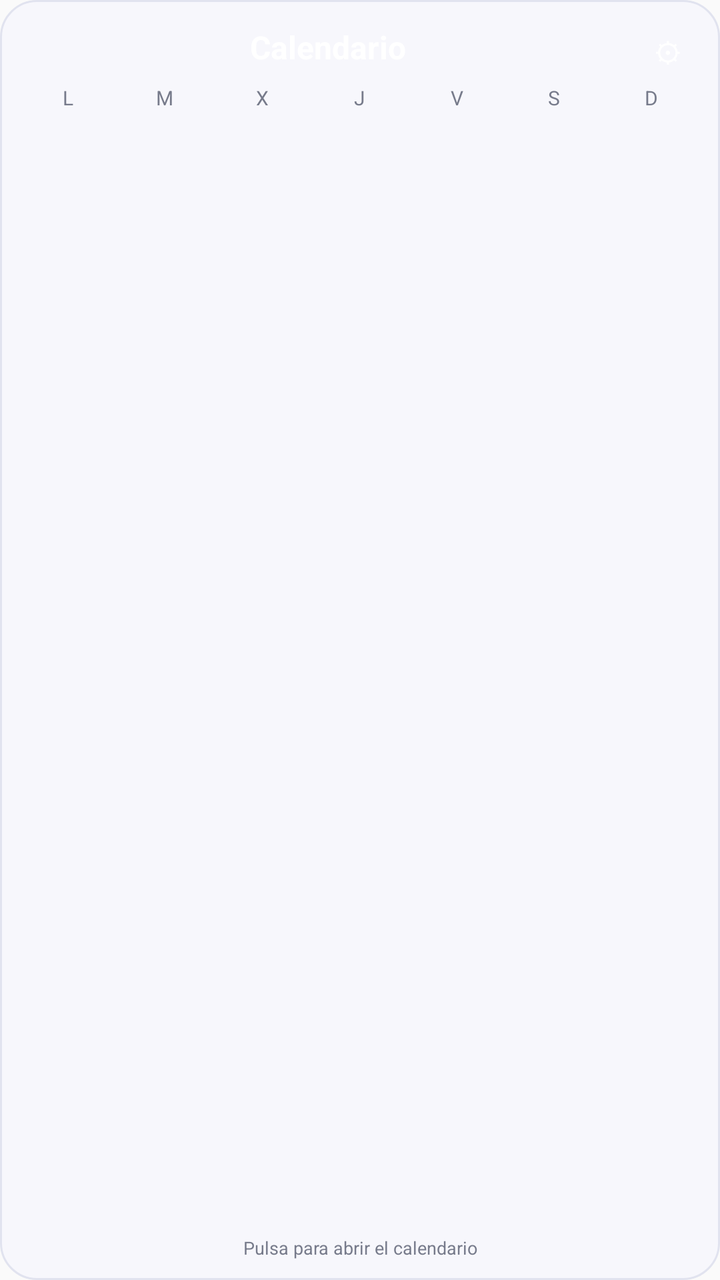
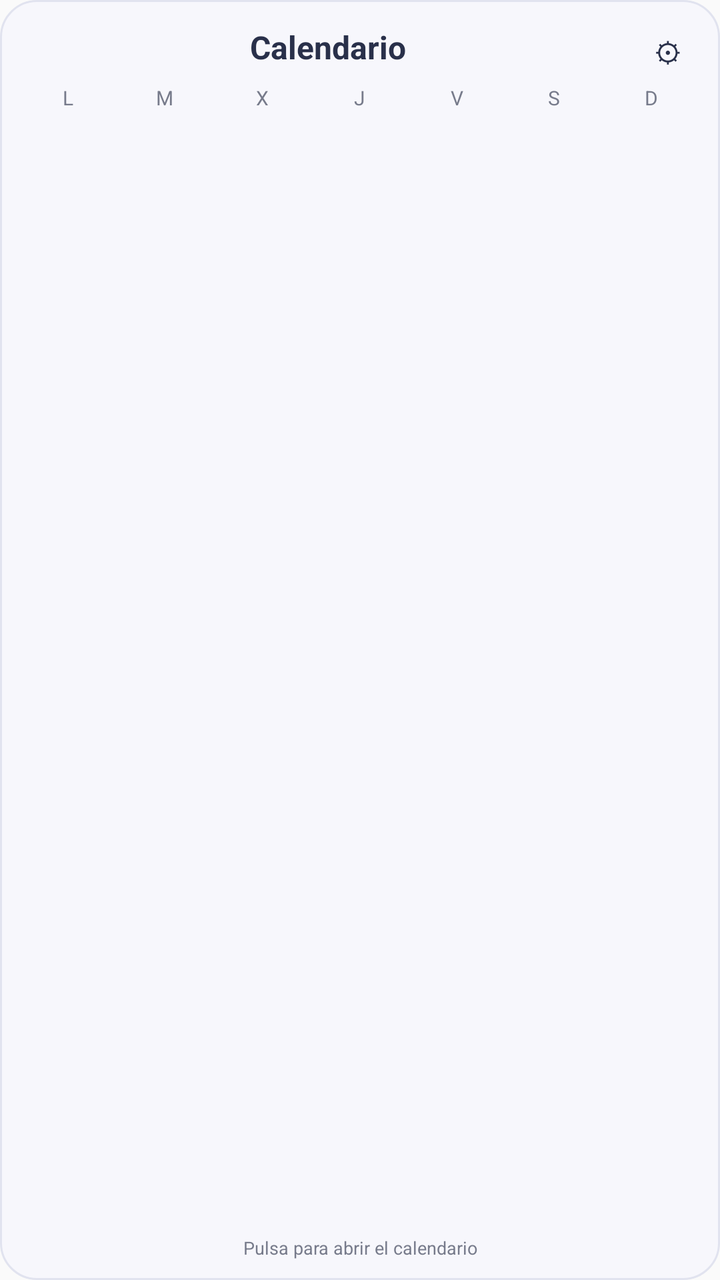

An Android layout rendered at two revisions. The XML below is the earlier revision; the diff shows what the commit changed to produce the second picture.
<!-- AndroidManifest.xml: application theme android:Theme.Material.Light.NoActionBar -->
<!-- res/layout/widget_month.xml -->
<?xml version="1.0" encoding="utf-8"?>
<LinearLayout xmlns:android="http://schemas.android.com/apk/res/android"
    android:id="@+id/widget_root"
    android:layout_width="match_parent"
    android:layout_height="match_parent"
    android:orientation="vertical"
    android:padding="10dp"
    android:background="@drawable/widget_background">
    <LinearLayout
        android:layout_width="match_parent"
        android:layout_height="wrap_content"
        android:orientation="horizontal"
        android:gravity="center_vertical">
        <TextView
            android:id="@+id/widget_month_title"
            android:layout_width="0dp"
            android:layout_height="wrap_content"
            android:layout_weight="1"
            android:text="Calendario"
            android:textColor="#FFFFFF"
            android:textSize="16sp"
            android:textStyle="bold"
            android:gravity="center"
            android:paddingBottom="5dp" />
        <TextView
            android:id="@+id/widget_configure"
            android:layout_width="32dp"
            android:layout_height="32dp"
            android:gravity="center"
            android:text="⚙"
            android:textColor="#FFFFFF"
            android:contentDescription="Configurar transparencia" />
    </LinearLayout>
    <LinearLayout
        android:layout_width="match_parent"
        android:layout_height="wrap_content"
        android:orientation="horizontal">
        <TextView android:layout_width="0dp" android:layout_height="wrap_content" android:layout_weight="1" android:gravity="center" android:text="L" android:textColor="#777B8B" android:textSize="10sp" />
        <TextView android:layout_width="0dp" android:layout_height="wrap_content" android:layout_weight="1" android:gravity="center" android:text="M" android:textColor="#777B8B" android:textSize="10sp" />
        <TextView android:layout_width="0dp" android:layout_height="wrap_content" android:layout_weight="1" android:gravity="center" android:text="X" android:textColor="#777B8B" android:textSize="10sp" />
        <TextView android:layout_width="0dp" android:layout_height="wrap_content" android:layout_weight="1" android:gravity="center" android:text="J" android:textColor="#777B8B" android:textSize="10sp" />
        <TextView android:layout_width="0dp" android:layout_height="wrap_content" android:layout_weight="1" android:gravity="center" android:text="V" android:textColor="#777B8B" android:textSize="10sp" />
        <TextView android:layout_width="0dp" android:layout_height="wrap_content" android:layout_weight="1" android:gravity="center" android:text="S" android:textColor="#777B8B" android:textSize="10sp" />
        <TextView android:layout_width="0dp" android:layout_height="wrap_content" android:layout_weight="1" android:gravity="center" android:text="D" android:textColor="#777B8B" android:textSize="10sp" />
    </LinearLayout>
    <LinearLayout
        android:id="@+id/widget_month_days"
        android:layout_width="match_parent"
        android:layout_height="0dp"
        android:layout_weight="1"
        android:orientation="vertical"
        android:gravity="center" />
    <TextView
        android:id="@+id/widget_month_hint"
        android:layout_width="match_parent"
        android:layout_height="wrap_content"
        android:text="Pulsa para abrir el calendario"
        android:textColor="#777B8B"
        android:textSize="9sp"
        android:gravity="center"
        android:paddingTop="3dp" />
</LinearLayout>
<!-- resources referenced by this layout -->
<resources>
  <!-- drawable widget_background (drawable) -->
  <?xml version="1.0" encoding="utf-8"?>
  <shape xmlns:android="http://schemas.android.com/apk/res/android">
      <solid android:color="#F7F7FC" />
      <corners android:radius="18dp" />
      <stroke android:width="1dp" android:color="#E1E3EF" />
  </shape>
</resources>

<!-- the commit's change to res/layout/widget_month.xml (unified diff, before → after) -->
@@ -17,7 +17,7 @@
             android:layout_height="wrap_content"
             android:layout_weight="1"
             android:text="Calendario"
-            android:textColor="#FFFFFF"
+            android:textColor="#29304A"
             android:textSize="16sp"
             android:textStyle="bold"
             android:gravity="center"
@@ -28,7 +28,7 @@
             android:layout_height="32dp"
             android:gravity="center"
             android:text="⚙"
-            android:textColor="#FFFFFF"
+            android:textColor="#29304A"
             android:contentDescription="Configurar transparencia" />
     </LinearLayout>
     <LinearLayout
